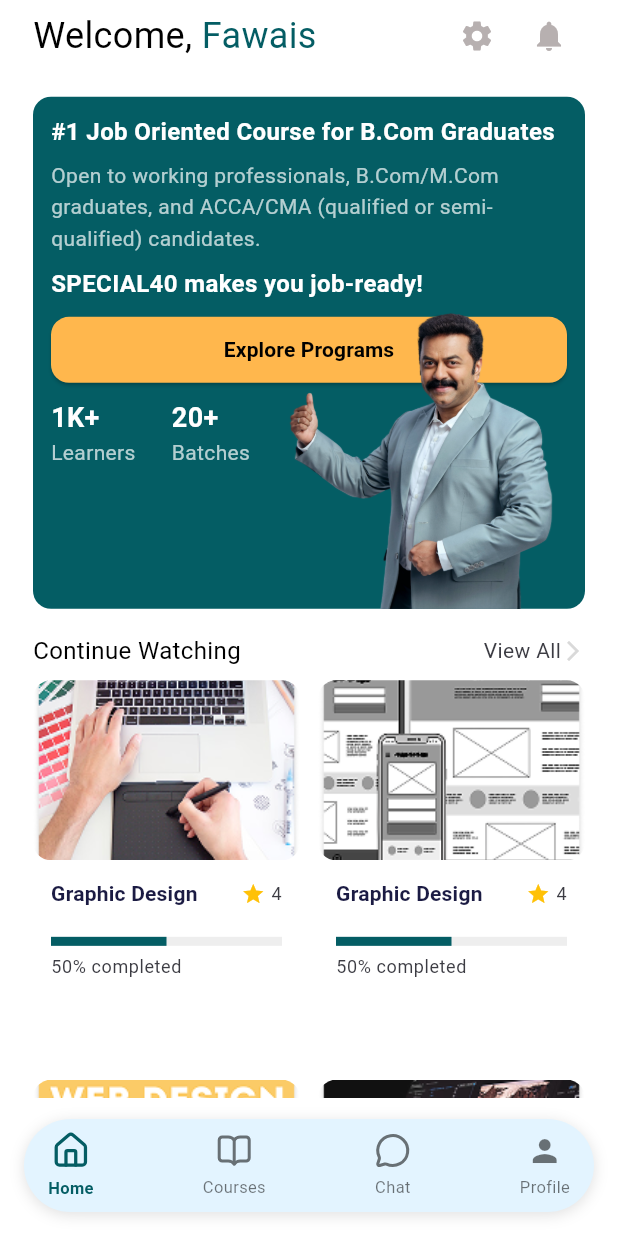
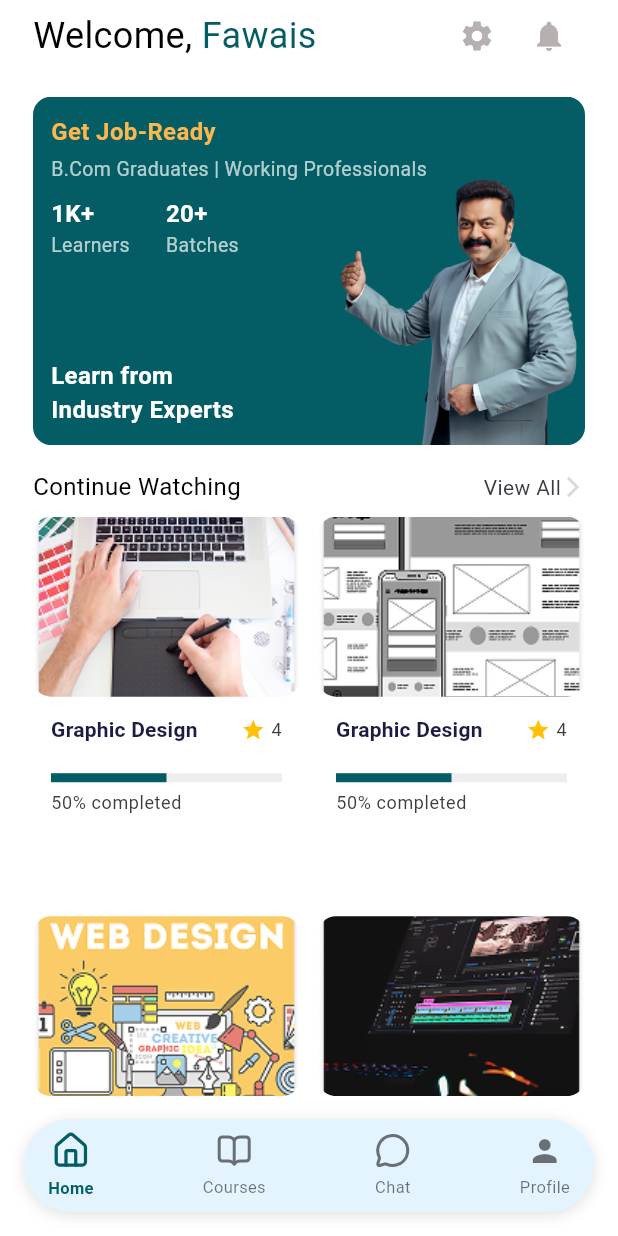
Before and after one commit to akhil-capitaire/special40, a Flutter app: the screen it shows after launch, on a phone screen of 412 x 824 dp. Run offline on Flutter 3.47's test engine with Material 3 defaults, Android fonts, the phone set to English and light mode, and no system bars; our stand-ins replace flutter_riverpod, font_awesome_flutter, lucide_icons, pinput; missing offline and left inert: colorful_safe_area; Roboto replaces fonts that are missing (Poppins, ZenMaruGothic).

Commit message:
hero banner

```diff
--- a/lib/screens/dashboard/hero_banner.dart
+++ b/lib/screens/dashboard/hero_banner.dart
@@ -1,22 +1,21 @@
 import 'package:flutter/material.dart';
 import 'package:special40/utils/app_colors.dart';
 import 'package:special40/utils/constants.dart';
-
 import '../../utils/spaces.dart';
 
 class HeroBannerMobile extends StatefulWidget {
   const HeroBannerMobile({super.key});
 
   @override
-  State<HeroBannerMobile> createState() => HeroBannerMobileState();
+  State<HeroBannerMobile> createState() => _HeroBannerMobileState();
 }
 
-class HeroBannerMobileState extends State<HeroBannerMobile>
+class _HeroBannerMobileState extends State<HeroBannerMobile>
     with SingleTickerProviderStateMixin {
-  late AnimationController controller;
-  late Animation<double> fadeText, fadeMetrics, fadeImage;
-  late Animation<Offset> slideText, slideImage;
-  late Animation<double> scaleImage;
+  late final AnimationController controller;
+  late final Animation<double> fadeText, fadeMetrics, fadeImage;
+  late final Animation<Offset> slideText, slideImage;
+  late final Animation<double> scaleImage;
 
   @override
   void initState() {
@@ -24,38 +23,30 @@ class HeroBannerMobileState extends State<HeroBannerMobile>
 
     controller = AnimationController(
       vsync: this,
-      duration: const Duration(milliseconds: 1200),
+      duration: const Duration(milliseconds: 1000),
     )..forward();
 
-    fadeText = Tween<double>(begin: 0, end: 1).animate(
+    fadeText = Tween(begin: 0.0, end: 1.0).animate(
       CurvedAnimation(parent: controller, curve: const Interval(0.1, 0.4)),
     );
 
-    slideText = Tween<Offset>(begin: const Offset(0, 0.1), end: Offset.zero)
-        .animate(
-          CurvedAnimation(
-            parent: controller,
-            curve: const Interval(0.1, 0.4, curve: Curves.easeOut),
-          ),
-        );
+    slideText = Tween(begin: const Offset(0, 0.1), end: Offset.zero).animate(
+      CurvedAnimation(parent: controller, curve: const Interval(0.1, 0.4)),
+    );
 
-    fadeMetrics = Tween<double>(begin: 0, end: 1).animate(
+    fadeMetrics = Tween(begin: 0.0, end: 1.0).animate(
       CurvedAnimation(parent: controller, curve: const Interval(0.4, 0.6)),
     );
 
-    fadeImage = Tween<double>(begin: 0, end: 1).animate(
+    fadeImage = Tween(begin: 0.0, end: 1.0).animate(
       CurvedAnimation(parent: controller, curve: const Interval(0.6, 1.0)),
     );
 
-    slideImage = Tween<Offset>(begin: const Offset(0, 0.1), end: Offset.zero)
-        .animate(
-          CurvedAnimation(
-            parent: controller,
-            curve: const Interval(0.6, 1.0, curve: Curves.easeOut),
-          ),
-        );
+    slideImage = Tween(begin: const Offset(0, 0.1), end: Offset.zero).animate(
+      CurvedAnimation(parent: controller, curve: const Interval(0.6, 1.0)),
+    );
 
-    scaleImage = Tween<double>(begin: 0.95, end: 1.0).animate(
+    scaleImage = Tween(begin: 0.95, end: 1.0).animate(
       CurvedAnimation(parent: controller, curve: const Interval(0.6, 1.0)),
     );
   }
@@ -69,7 +60,6 @@ class HeroBannerMobileState extends State<HeroBannerMobile>
   @override
   Widget build(BuildContext context) {
     return Stack(
-      clipBehavior: Clip.none,
       children: [
         Container(
           padding: const EdgeInsets.all(commonPaddingSize),
@@ -88,30 +78,19 @@ class HeroBannerMobileState extends State<HeroBannerMobile>
                     crossAxisAlignment: CrossAxisAlignment.start,
                     children: [
                       Text(
-                        '#1 Job Oriented Course for B.Com Graduates',
+                        'Get Job-Ready',
                         style: TextStyle(
                           fontSize: baseFontSize + 4,
                           fontWeight: FontWeight.bold,
-                          color: Colors.white,
-                          height: 1.4,
+                          color: AppColors.secondary,
                         ),
                       ),
-                      sb(0, 1),
+                      sb(0, 0.5),
                       Text(
-                        'Open to working professionals, B.Com/M.Com graduates, and ACCA/CMA (qualified or semi-qualified) candidates.',
+                        'B.Com Graduates | Working Professionals',
                         style: TextStyle(
-                          fontSize: baseFontSize + 2,
+                          fontSize: baseFontSize + 1,
                           color: Colors.white70,
-                          height: 1.5,
-                        ),
-                      ),
-                      sb(0, 1),
-                      Text(
-                        'SPECIAL40 makes you job-ready!',
-                        style: TextStyle(
-                          fontSize: baseFontSize + 4,
-                          fontWeight: FontWeight.w600,
-                          color: Colors.white,
                         ),
                       ),
                     ],
@@ -119,33 +98,7 @@ class HeroBannerMobileState extends State<HeroBannerMobile>
                 ),
               ),
               sb(0, 1),
-              FadeTransition(
-                opacity: fadeText,
-                child: SizedBox(
-                  width: double.infinity,
-                  child: ElevatedButton(
-                    style: ElevatedButton.styleFrom(
-                      backgroundColor: AppColors.secondary,
-                      foregroundColor: Colors.black,
-                      padding: EdgeInsets.symmetric(
-                        vertical: commonPaddingSize,
-                      ),
-                      shape: RoundedRectangleBorder(
-                        borderRadius: BorderRadius.circular(commonRadiusSize),
-                      ),
-                    ),
-                    onPressed: () {},
-                    child: Text(
-                      'Explore Programs',
-                      style: TextStyle(
-                        fontSize: baseFontSize + 2,
-                        fontWeight: FontWeight.bold,
-                      ),
-                    ),
-                  ),
-                ),
-              ),
-              sb(0, 1),
+
               FadeTransition(
                 opacity: fadeMetrics,
                 child: const Row(
@@ -156,14 +109,25 @@ class HeroBannerMobileState extends State<HeroBannerMobile>
                   ],
                 ),
               ),
-              sb(0, 10), // Space for the image pop-out
+              sb(0, 8),
+              FadeTransition(
+                opacity: fadeText,
+                child: Text(
+                  'Learn from \nIndustry Experts',
+                  style: TextStyle(
+                    fontSize: baseFontSize + 4,
+                    fontWeight: FontWeight.w700,
+                    color: AppColors.white,
+                  ),
+                ),
+              ),
             ],
           ),
         ),
         Positioned(
           bottom: 0,
-          right: -150,
           left: 0,
+          right: -200,
           child: FadeTransition(
             opacity: fadeImage,
             child: SlideTransition(
@@ -173,7 +137,7 @@ class HeroBannerMobileState extends State<HeroBannerMobile>
                 child: Center(
                   child: Image.asset(
                     'assets/images/Indrajith.png',
-                    height: 200,
+                    height: 180,
                     fit: BoxFit.contain,
                   ),
                 ),
@@ -200,14 +164,14 @@ class Metric extends StatelessWidget {
         Text(
           title,
           style: const TextStyle(
-            fontSize: 18,
+            fontSize: 16,
             fontWeight: FontWeight.bold,
             color: Colors.white,
           ),
         ),
         Text(
           subtitle,
-          style: const TextStyle(fontSize: 14, color: Colors.white70),
+          style: const TextStyle(fontSize: 13, color: Colors.white70),
         ),
       ],
     );
--- a/lib/utils/buttons.dart
+++ b/lib/utils/buttons.dart
@@ -38,7 +38,7 @@
       case ButtonType.outlined:
         return Colors.white;
       case ButtonType.cardButton:
-        return Color(0xffF8F9A6);
+        return AppColors.secondary;
     }
   }
 
@@ -68,7 +68,7 @@
       case ButtonType.outlined:
         return AppColors.teal;
       case ButtonType.cardButton:
-        return Color(0xffF8F9A6);
+        return AppColors.secondary;
     }
   }
 
```
